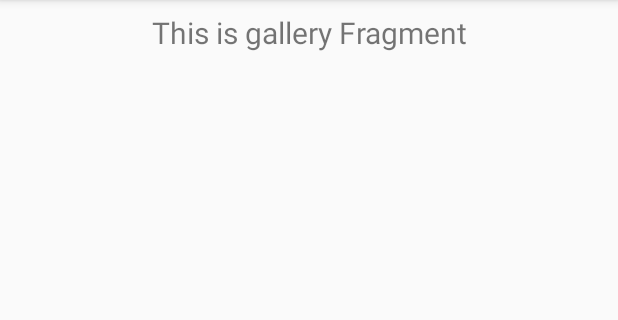
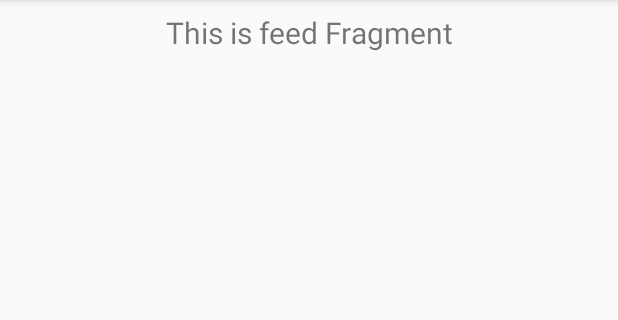
Before and after one commit to Galahed1204/WorkList, an Android app: the fragment FeedFragment shown on its own in the app's theme, on a phone screen of 412 x 824 dp, the part 84-404 px from its top. Run offline under Robolectric (Android 15) with nearby library versions, the phone set to English and light mode, and no system bars.

Commit message:
add feed fragment

```diff
--- a/app/src/main/java/com/galinc/worklist/MainActivity.kt
+++ b/app/src/main/java/com/galinc/worklist/MainActivity.kt
@@ -36,7 +36,7 @@ class MainActivity : AppCompatActivity() {
         // menu should be considered as top level destinations.
         appBarConfiguration = AppBarConfiguration(
             setOf(
-                R.id.nav_home, R.id.nav_gallery, R.id.nav_slideshow,
+                R.id.nav_home, R.id.nav_feed, R.id.nav_slideshow,
                 R.id.nav_tools, R.id.nav_share, R.id.nav_send
             ), drawerLayout
         )
--- a/app/src/main/java/com/galinc/worklist/ui/gallery/GalleryFragment.kt
+++ b/app/src/main/java/com/galinc/worklist/ui/feed/FeedFragment.kt
@@ -1,4 +1,4 @@
-package com.galinc.worklist.ui.gallery
+package com.galinc.worklist.ui.feed
 
 import android.os.Bundle
 import android.view.LayoutInflater
@@ -6,24 +6,25 @@ import android.view.View
 import android.view.ViewGroup
 import android.widget.TextView
 import androidx.fragment.app.Fragment
+import androidx.lifecycle.LifecycleOwner
 import androidx.lifecycle.Observer
 import androidx.lifecycle.ViewModelProviders
 import com.galinc.worklist.R
 
-class GalleryFragment : Fragment() {
+class FeedFragment : Fragment() {
 
-    private lateinit var galleryViewModel: GalleryViewModel
+    private lateinit var feedViewModel: FeedViewModel
 
     override fun onCreateView(
         inflater: LayoutInflater,
         container: ViewGroup?,
         savedInstanceState: Bundle?
     ): View? {
-        galleryViewModel =
-            ViewModelProviders.of(this).get(GalleryViewModel::class.java)
-        val root = inflater.inflate(R.layout.fragment_gallery, container, false)
+        feedViewModel =
+            ViewModelProviders.of(this).get(FeedViewModel::class.java)
+        val root = inflater.inflate(R.layout.fragment_feed, container, false)
         val textView: TextView = root.findViewById(R.id.text_gallery)
-        galleryViewModel.text.observe(this, Observer {
+        feedViewModel.text.observe(this as LifecycleOwner, Observer {
             textView.text = it
         })
         return root
--- a/app/src/main/java/com/galinc/worklist/ui/gallery/GalleryViewModel.kt
+++ b/app/src/main/java/com/galinc/worklist/ui/feed/FeedViewModel.kt
@@ -1,13 +1,13 @@
-package com.galinc.worklist.ui.gallery
+package com.galinc.worklist.ui.feed
 
 import androidx.lifecycle.LiveData
 import androidx.lifecycle.MutableLiveData
 import androidx.lifecycle.ViewModel
 
-class GalleryViewModel : ViewModel() {
+class FeedViewModel : ViewModel() {
 
     private val _text = MutableLiveData<String>().apply {
-        value = "This is gallery Fragment"
+        value = "This is feed Fragment"
     }
     val text: LiveData<String> = _text
 }
--- a/app/src/main/java/com/galinc/worklist/ui/home/HomeFragment.kt
+++ b/app/src/main/java/com/galinc/worklist/ui/home/HomeFragment.kt
@@ -40,7 +40,7 @@ class HomeFragment : Fragment() {
         val myAdapter = MainTaskAdapter(listOf(), object:MainTaskAdapter.Callback {
             override fun onItemClicked(item: MainTask) {
 
-                //TODO(" Сюда придёт элемент, по которому кликнули. Можно дальше с ним работать")
+
             }
 
             override fun onItemChecked(item: MainTask) {
--- a/app/src/main/res/menu/activity_main_drawer.xml
+++ b/app/src/main/res/menu/activity_main_drawer.xml
@@ -9,9 +9,9 @@
             android:icon="@drawable/ic_menu_camera"
             android:title="@string/menu_home" />
         <item
-            android:id="@+id/nav_gallery"
+            android:id="@+id/nav_feed"
             android:icon="@drawable/ic_menu_gallery"
-            android:title="@string/menu_gallery" />
+            android:title="@string/menu_feed" />
         <item
             android:id="@+id/nav_slideshow"
             android:icon="@drawable/ic_menu_slideshow"
--- a/app/src/main/res/navigation/mobile_navigation.xml
+++ b/app/src/main/res/navigation/mobile_navigation.xml
@@ -16,10 +16,10 @@
     </fragment>
 
     <fragment
-        android:id="@+id/nav_gallery"
-        android:name="com.galinc.worklist.ui.gallery.GalleryFragment"
-        android:label="@string/menu_gallery"
-        tools:layout="@layout/fragment_gallery" />
+        android:id="@+id/nav_feed"
+        android:name="com.galinc.worklist.ui.feed.FeedFragment"
+        android:label="@string/menu_feed"
+        tools:layout="@layout/fragment_feed" />
 
     <fragment
         android:id="@+id/nav_slideshow"
--- a/app/src/main/res/values/strings.xml
+++ b/app/src/main/res/values/strings.xml
@@ -8,7 +8,7 @@
     <string name="action_settings">Settings</string>
 
     <string name="menu_home">Home</string>
-    <string name="menu_gallery">Gallery</string>
+    <string name="menu_feed">Feed</string>
     <string name="menu_slideshow">Slideshow</string>
     <string name="menu_tools">Tools</string>
     <string name="menu_share">Share</string>
```
Also changed, not shown: app/build.gradle (+14 -4 lines), app/src/main/java/com/galinc/worklist/data/DataBaseRepositoryImpl.kt (+6 -4 lines), app/src/main/res/layout/fragment_feed.xml (renamed from app/src/main/res/layout/fragment_gallery.xml), 1 other file.
